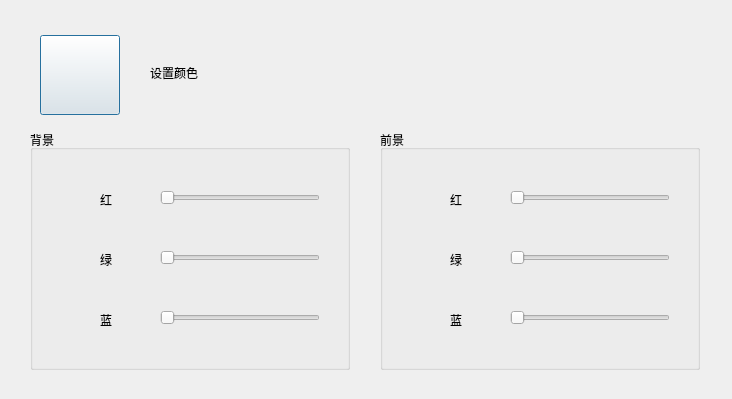
Above: src/XMusic/colordlg.ui from 1028417/XMusic before the change. Below: the same form after it.
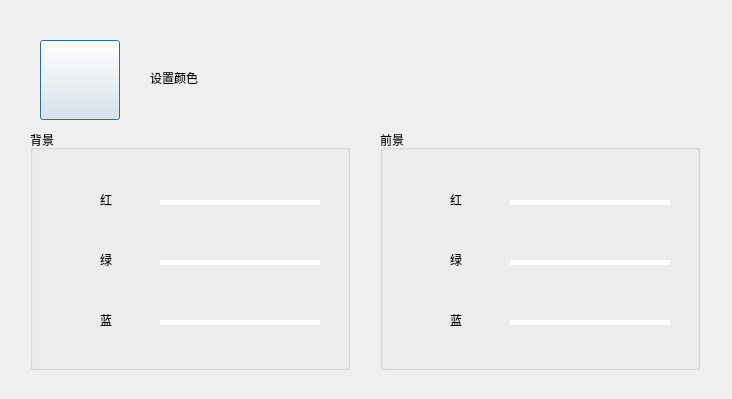
That is the form after the change. Icons and pictures are not drawn. Custom widgets are drawn as their Qt base class.

Diff of the .ui file:
```diff
--- a/src/XMusic/colordlg.ui
+++ b/src/XMusic/colordlg.ui
@@ -17,7 +17,7 @@
    <property name="geometry">
     <rect>
      <x>40</x>
-     <y>35</y>
+     <y>40</y>
      <width>80</width>
      <height>80</height>
     </rect>
@@ -45,7 +45,7 @@
    <property name="geometry">
     <rect>
      <x>150</x>
-     <y>43</y>
+     <y>48</y>
      <width>300</width>
      <height>60</height>
     </rect>
@@ -66,19 +66,6 @@
    <property name="title">
     <string>背景</string>
    </property>
-   <widget class="QSlider" name="sliderBkgRed">
-    <property name="geometry">
-     <rect>
-      <x>130</x>
-      <y>60</y>
-      <width>160</width>
-      <height>16</height>
-     </rect>
-    </property>
-    <property name="orientation">
-     <enum>Qt::Horizontal</enum>
-    </property>
-   </widget>
    <widget class="QLabel" name="labelBkgRed">
     <property name="geometry">
      <rect>
@@ -92,19 +79,6 @@
      <string>红</string>
     </property>
    </widget>
-   <widget class="QSlider" name="sliderBkgGreen">
-    <property name="geometry">
-     <rect>
-      <x>130</x>
-      <y>120</y>
-      <width>160</width>
-      <height>16</height>
-     </rect>
-    </property>
-    <property name="orientation">
-     <enum>Qt::Horizontal</enum>
-    </property>
-   </widget>
    <widget class="QLabel" name="labelBkgGreen">
     <property name="geometry">
      <rect>
@@ -131,17 +105,79 @@
      <string>蓝</string>
     </property>
    </widget>
-   <widget class="QSlider" name="sliderBkgBlue">
+   <widget class="QWidget" name="pgbarBkgRed" native="true">
     <property name="geometry">
      <rect>
       <x>130</x>
-      <y>180</y>
+      <y>70</y>
       <width>160</width>
-      <height>16</height>
+      <height>5</height>
      </rect>
     </property>
-    <property name="orientation">
-     <enum>Qt::Horizontal</enum>
+    <property name="styleSheet">
+     <string notr="true">color: rgb(200, 200, 255);
+background-color: rgb(255, 255, 255);
+border-color: rgb(255, 255, 255);
+gridline-color: rgb(255, 255, 255);</string>
+    </property>
+    <property name="value" stdset="0">
+     <number>0</number>
+    </property>
+    <property name="textVisible" stdset="0">
+     <bool>false</bool>
+    </property>
+    <property name="format" stdset="0">
+     <string/>
+    </property>
+   </widget>
+   <widget class="QWidget" name="pgbarBkgGreen" native="true">
+    <property name="geometry">
+     <rect>
+      <x>130</x>
+      <y>130</y>
+      <width>160</width>
+      <height>5</height>
+     </rect>
+    </property>
+    <property name="styleSheet">
+     <string notr="true">color: rgb(200, 200, 255);
+background-color: rgb(255, 255, 255);
+border-color: rgb(255, 255, 255);
+gridline-color: rgb(255, 255, 255);</string>
+    </property>
+    <property name="value" stdset="0">
+     <number>0</number>
+    </property>
+    <property name="textVisible" stdset="0">
+     <bool>false</bool>
+    </property>
+    <property name="format" stdset="0">
+     <string/>
+    </property>
+   </widget>
+   <widget class="QWidget" name="pgbarBkgBlue" native="true">
+    <property name="geometry">
+     <rect>
+      <x>130</x>
+      <y>190</y>
+      <width>160</width>
+      <height>5</height>
+     </rect>
+    </property>
+    <property name="styleSheet">
+     <string notr="true">color: rgb(200, 200, 255);
+background-color: rgb(255, 255, 255);
+border-color: rgb(255, 255, 255);
+gridline-color: rgb(255, 255, 255);</string>
+    </property>
+    <property name="value" stdset="0">
+     <number>0</number>
+    </property>
+    <property name="textVisible" stdset="0">
+     <bool>false</bool>
+    </property>
+    <property name="format" stdset="0">
+     <string/>
     </property>
    </widget>
   </widget>
@@ -157,19 +193,6 @@
    <property name="title">
     <string>前景</string>
    </property>
-   <widget class="QSlider" name="sliderFontRed">
-    <property name="geometry">
-     <rect>
-      <x>130</x>
-      <y>60</y>
-      <width>160</width>
-      <height>16</height>
-     </rect>
-    </property>
-    <property name="orientation">
-     <enum>Qt::Horizontal</enum>
-    </property>
-   </widget>
    <widget class="QLabel" name="labelFontRed">
     <property name="geometry">
      <rect>
@@ -183,19 +206,6 @@
      <string>红</string>
     </property>
    </widget>
-   <widget class="QSlider" name="sliderFontGreen">
-    <property name="geometry">
-     <rect>
-      <x>130</x>
-      <y>120</y>
-      <width>160</width>
-      <height>16</height>
-     </rect>
-    </property>
-    <property name="orientation">
-     <enum>Qt::Horizontal</enum>
-    </property>
-   </widget>
    <widget class="QLabel" name="labelFontGreen">
     <property name="geometry">
      <rect>
@@ -222,17 +232,79 @@
      <string>蓝</string>
     </property>
    </widget>
-   <widget class="QSlider" name="sliderFontBlue">
+   <widget class="QWidget" name="pgbarFontBlue" native="true">
     <property name="geometry">
      <rect>
       <x>130</x>
-      <y>180</y>
+      <y>190</y>
       <width>160</width>
-      <height>16</height>
+      <height>5</height>
      </rect>
     </property>
-    <property name="orientation">
-     <enum>Qt::Horizontal</enum>
+    <property name="styleSheet">
+     <string notr="true">color: rgb(200, 200, 255);
+background-color: rgb(255, 255, 255);
+border-color: rgb(255, 255, 255);
+gridline-color: rgb(255, 255, 255);</string>
+    </property>
+    <property name="value" stdset="0">
+     <number>0</number>
+    </property>
+    <property name="textVisible" stdset="0">
+     <bool>false</bool>
+    </property>
+    <property name="format" stdset="0">
+     <string/>
+    </property>
+   </widget>
+   <widget class="QWidget" name="pgbarFontGreen" native="true">
+    <property name="geometry">
+     <rect>
+      <x>130</x>
+      <y>130</y>
+      <width>160</width>
+      <height>5</height>
+     </rect>
+    </property>
+    <property name="styleSheet">
+     <string notr="true">color: rgb(200, 200, 255);
+background-color: rgb(255, 255, 255);
+border-color: rgb(255, 255, 255);
+gridline-color: rgb(255, 255, 255);</string>
+    </property>
+    <property name="value" stdset="0">
+     <number>0</number>
+    </property>
+    <property name="textVisible" stdset="0">
+     <bool>false</bool>
+    </property>
+    <property name="format" stdset="0">
+     <string/>
+    </property>
+   </widget>
+   <widget class="QWidget" name="pgbarFontRed" native="true">
+    <property name="geometry">
+     <rect>
+      <x>130</x>
+      <y>70</y>
+      <width>160</width>
+      <height>5</height>
+     </rect>
+    </property>
+    <property name="styleSheet">
+     <string notr="true">color: rgb(200, 200, 255);
+background-color: rgb(255, 255, 255);
+border-color: rgb(255, 255, 255);
+gridline-color: rgb(255, 255, 255);</string>
+    </property>
+    <property name="value" stdset="0">
+     <number>0</number>
+    </property>
+    <property name="textVisible" stdset="0">
+     <bool>false</bool>
+    </property>
+    <property name="format" stdset="0">
+     <string/>
     </property>
    </widget>
   </widget>
```
